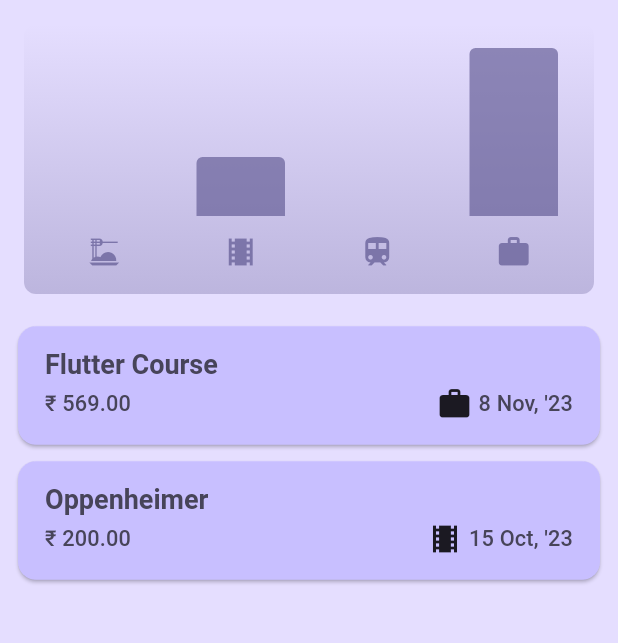
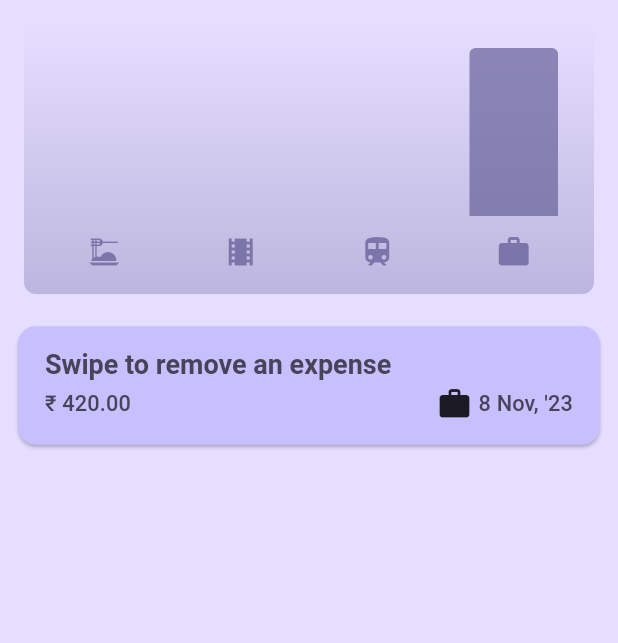
Before and after one commit to Abhi-Survase/expense_tracker_app, a Flutter app: the screen it shows after launch, on a phone screen of 412 x 824 dp, the part 84-727 px from its top. Run offline on Flutter 3.47's test engine with Material 2 defaults, Android fonts, the phone set to English and light mode, and no system bars.

Commit message:
minor fixes

```diff
--- a/lib/expenses_main.dart
+++ b/lib/expenses_main.dart
@@ -15,15 +15,10 @@ class ExpensesMain extends StatefulWidget {
 class _ExpensesMainState extends State<ExpensesMain> {
   final List<Expense> _registeredExpense = [
     Expense(
-        title: 'Flutter Course',
-        amount: 569,
+        title: 'Swipe to remove an expense',
+        amount: 420,
         date: DateTime.now(),
         expcategory: ExpCategory.work),
-    Expense(
-        title: 'Oppenheimer',
-        amount: 200,
-        date: DateTime(2023, 10, 15),
-        expcategory: ExpCategory.leisure),
   ];
 
   void _openAddExpenseOverlay() {
@@ -54,7 +49,7 @@ class _ExpensesMainState extends State<ExpensesMain> {
     ScaffoldMessenger.of(context).clearSnackBars();
     ScaffoldMessenger.of(context).showSnackBar(
       SnackBar(
-        content: const Text('Expense Removes'),
+        content: const Text('Expense Removed'),
         duration: const Duration(seconds: 3),
         action: SnackBarAction(
           label: 'Undo',
```
